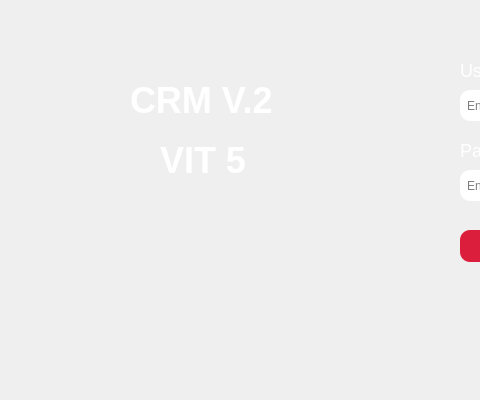
yhtyyar94/Python-Module-Week7, file login.ui: the form before one commit; both pictures show x 0 to 480 and y 200 to 600 of the 800 by 600 pixel window.
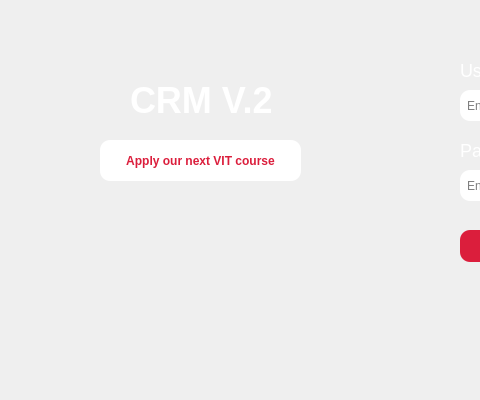
The form after the commit. Icons and pictures are not drawn.

Commit message: integrate application form

Patch:
```diff
--- a/login.ui
+++ b/login.ui
@@ -189,23 +189,32 @@
      <string>Exit</string>
     </property>
    </widget>
-   <widget class="QLabel" name="label_4">
+   <widget class="QPushButton" name="apply_button">
     <property name="geometry">
      <rect>
-      <x>160</x>
-      <y>330</y>
-      <width>101</width>
-      <height>61</height>
+      <x>100</x>
+      <y>340</y>
+      <width>201</width>
+      <height>41</height>
      </rect>
     </property>
     <property name="styleSheet">
-     <string notr="true">color:white;
-font-size:36px;
+     <string notr="true">QPushButton::hover{
+color:white;
+background:#db1e3c;
+border-radius:10px;
 font-weight:bold;
-background:none</string>
+}
+
+QPushButton{
+color:#db1e3c;
+background:white;
+border-radius:10px;
+font-weight:bold
+}</string>
     </property>
     <property name="text">
-     <string>VIT 5</string>
+     <string>Apply our next VIT course</string>
     </property>
    </widget>
   </widget>
```
Left out of the diff: 6 changed lines with no effect on the pictures. The commit also changes 3 other files.
